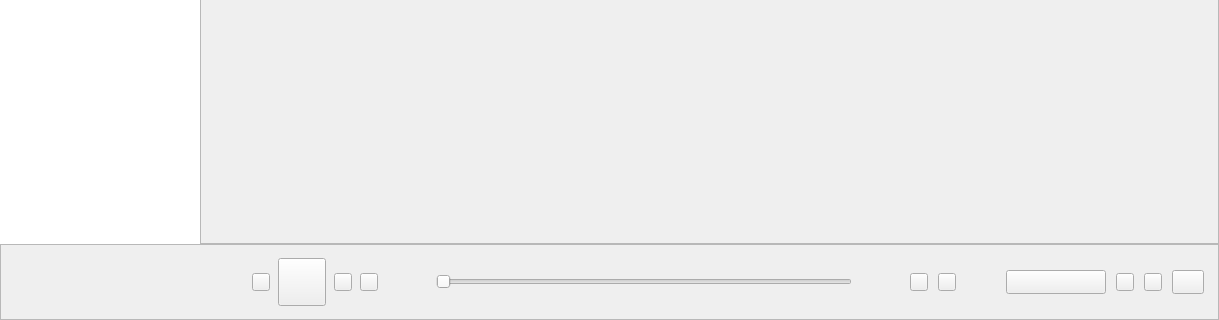
billlin0904/xamp2, file src/xamp/xamp.ui: the form before one commit; both pictures show x 0 to 1219 and y 338 to 658 of the 1219 by 658 pixel window.
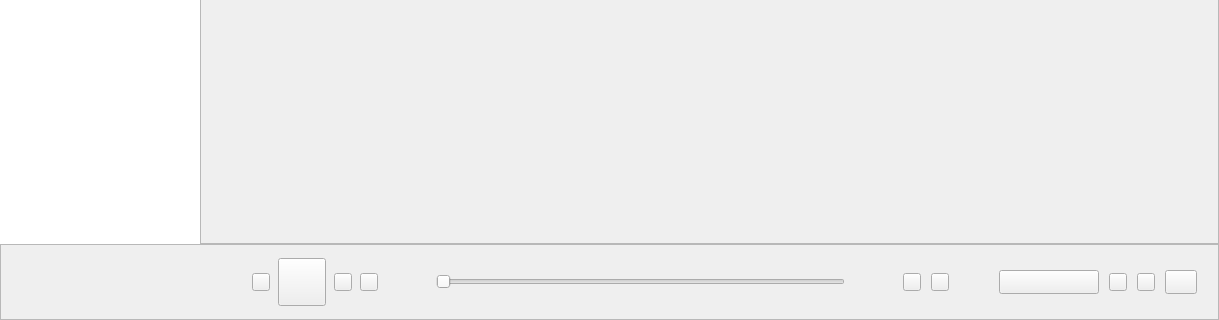
The form after the commit. Custom widgets are drawn as their Qt base class.

Diff of the .ui file:
```diff
--- a/src/xamp/xamp.ui
+++ b/src/xamp/xamp.ui
@@ -653,7 +653,7 @@
         <property name="frameShadow">
          <enum>QFrame::Plain</enum>
         </property>
-        <layout class="QHBoxLayout" name="horizontalLayout_6" stretch="0,0,0,0,0,0,0,0,0,0,0,0,0,1,0,0,0,0,0,0,0,0,0,0,0,0,0">
+        <layout class="QHBoxLayout" name="horizontalLayout_6" stretch="0,0,0,0,0,0,0,0,0,0,0,0,0,1,0,0,0,0,0,0,0,0,0,0,0,0,0,0">
          <property name="spacing">
           <number>0</number>
          </property>
@@ -1323,6 +1323,13 @@
            </property>
           </widget>
          </item>
+         <item>
+          <widget class="QLabel" name="deviceDescLabel">
+           <property name="text">
+            <string/>
+           </property>
+          </widget>
+         </item>
          <item>
           <spacer name="horizontalSpacer_22">
            <property name="orientation">
```
